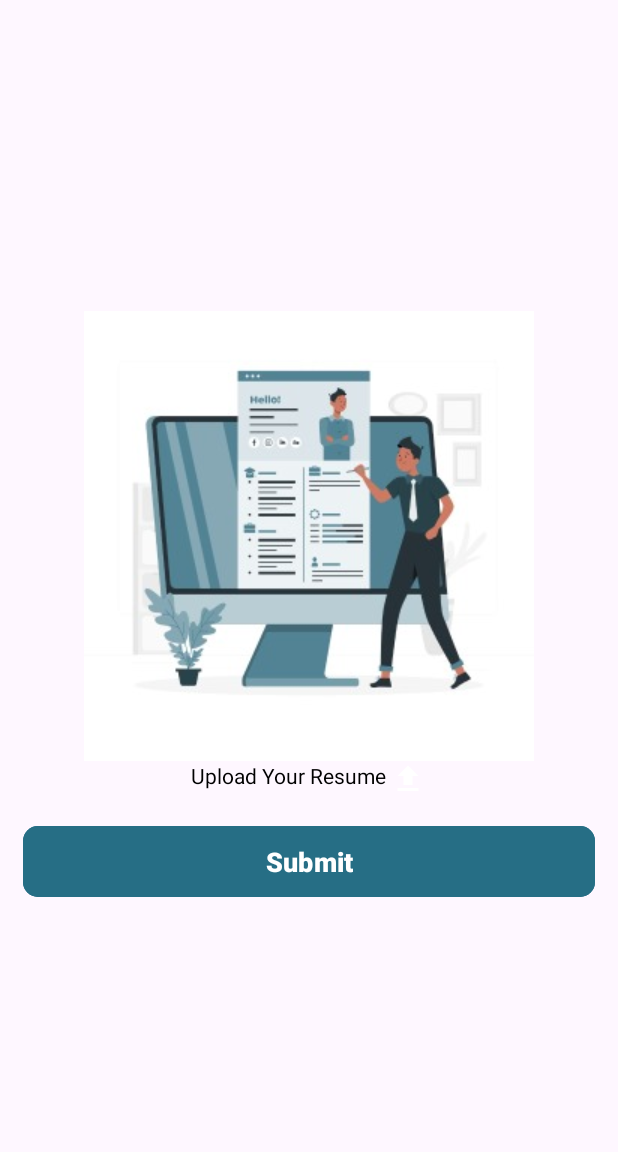
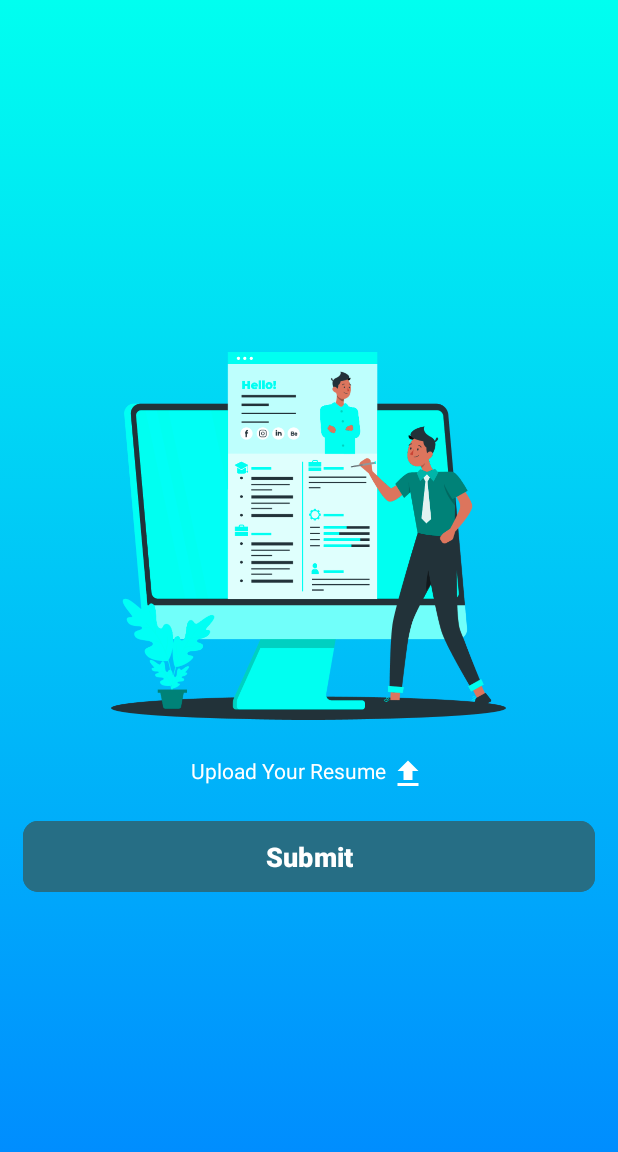
Before and after one commit to DSC-JSS-NOIDA/RAPIDHIRE-2.0, an Android app: the UploadResumeActivity screen opened directly, with no data from a screen before it, on a phone screen of 412 x 824 dp. Shown: the top 1152 px of the screen. Run offline under Robolectric (Android 15) with nearby library versions, the phone set to English and light mode, and no system bars.

Commit message:
Resume screen updated

```diff
--- a/app/src/main/res/drawable/gradient.xml
+++ b/app/src/main/res/drawable/gradient.xml
@@ -4,8 +4,8 @@
         <shape>
             <gradient
                 android:angle="50"
-                android:startColor="#A7E7FC"
-                android:endColor="#1F5C70"
+                android:startColor="#00FFF0"
+                android:endColor="#0085FF"
                 android:type="linear"/>
 
         </shape>
--- a/app/src/main/res/layout/activity_upload_resume.xml
+++ b/app/src/main/res/layout/activity_upload_resume.xml
@@ -5,7 +5,8 @@
     android:layout_width="match_parent"
     android:layout_height="match_parent"
 
-    tools:context=".UploadResumeActivity">
+    tools:context=".UploadResumeActivity"
+    android:background="@drawable/gradient">
 
     <LinearLayout
         android:layout_width="match_parent"
@@ -18,19 +19,20 @@
         app:layout_constraintTop_toTopOf="parent">
 
         <ImageView
+            android:layout_width="263dp"
+            android:layout_height="293dp"
             android:layout_gravity="center"
-            android:layout_width="wrap_content"
-            android:layout_height="wrap_content"
-            android:src="@drawable/online_resume"/>
+            android:src="@drawable/img" />
+
         <TextView
             android:id="@+id/uploadtv"
             android:layout_width="wrap_content"
             android:layout_height="wrap_content"
             android:layout_gravity="center"
+            android:drawableEnd="@drawable/ic_upload"
+            android:drawablePadding="2dp"
             android:text="Upload Your Resume"
-            android:textColor="@color/black"
-            android:drawablePadding="2dp"
-            android:drawableEnd="@drawable/ic_upload"/>
+            android:textColor="@color/white" />
         <Button
             android:id="@+id/submitBtn"
             android:layout_width="match_parent"
```
Also changed, not shown: app/src/main/res/drawable/img.png (added), 1 other file.
